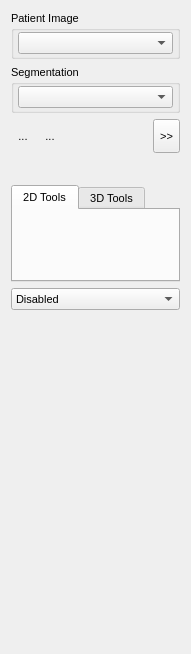
First picture: the form in Plugins/org.mitk.gui.qt.multilabelsegmentation/src/internal/QmitkMultiLabelSegmentationControls.ui, repository MITK/MITK, before the edit.
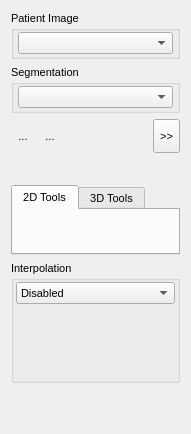
Second picture: the form after the edit. The open tabs and pages were chosen to show the change. Icons and pictures are not drawn. Custom widgets are drawn as their Qt base class.

Commit message: added back the groupbox: cannot make it shrink!

What changed in the file:
```diff
--- a/Plugins/org.mitk.gui.qt.multilabelsegmentation/src/internal/QmitkMultiLabelSegmentationControls.ui
+++ b/Plugins/org.mitk.gui.qt.multilabelsegmentation/src/internal/QmitkMultiLabelSegmentationControls.ui
@@ -7,7 +7,7 @@
     <x>0</x>
     <y>0</y>
     <width>191</width>
-    <height>654</height>
+    <height>434</height>
    </rect>
   </property>
   <property name="sizePolicy">
@@ -36,7 +36,7 @@
   <property name="windowTitle">
    <string>QmitkSegmentation</string>
   </property>
-  <layout class="QVBoxLayout" name="verticalLayout_4">
+  <layout class="QVBoxLayout" name="verticalLayout_5">
    <item>
     <widget class="QGroupBox" name="groupBox">
      <property name="sizePolicy">
@@ -363,6 +363,24 @@
     </widget>
    </item>
    <item>
+    <widget class="QGroupBox" name="groupBox_2">
+     <property name="sizePolicy">
+      <sizepolicy hsizetype="Preferred" vsizetype="Maximum">
+       <horstretch>0</horstretch>
+       <verstretch>0</verstretch>
+      </sizepolicy>
+     </property>
+     <property name="title">
+      <string>Interpolation</string>
+     </property>
+     <layout class="QVBoxLayout" name="verticalLayout_4">
+      <property name="spacing">
+       <number>2</number>
+      </property>
+      <property name="margin">
+       <number>2</number>
+      </property>
+      <item>
     <widget class="QComboBox" name="m_cbInterpolation">
      <item>
       <property name="text">
@@ -459,6 +477,9 @@
      <widget class="QWidget" name="page"/>
     </widget>
    </item>
+     </layout>
+    </widget>
+   </item>
    <item>
     <spacer name="verticalSpacer">
      <property name="orientation">
```
Left out of the diff: 5 changed lines with no effect on the pictures. Lines whose indentation alone changed are shown as unchanged.
